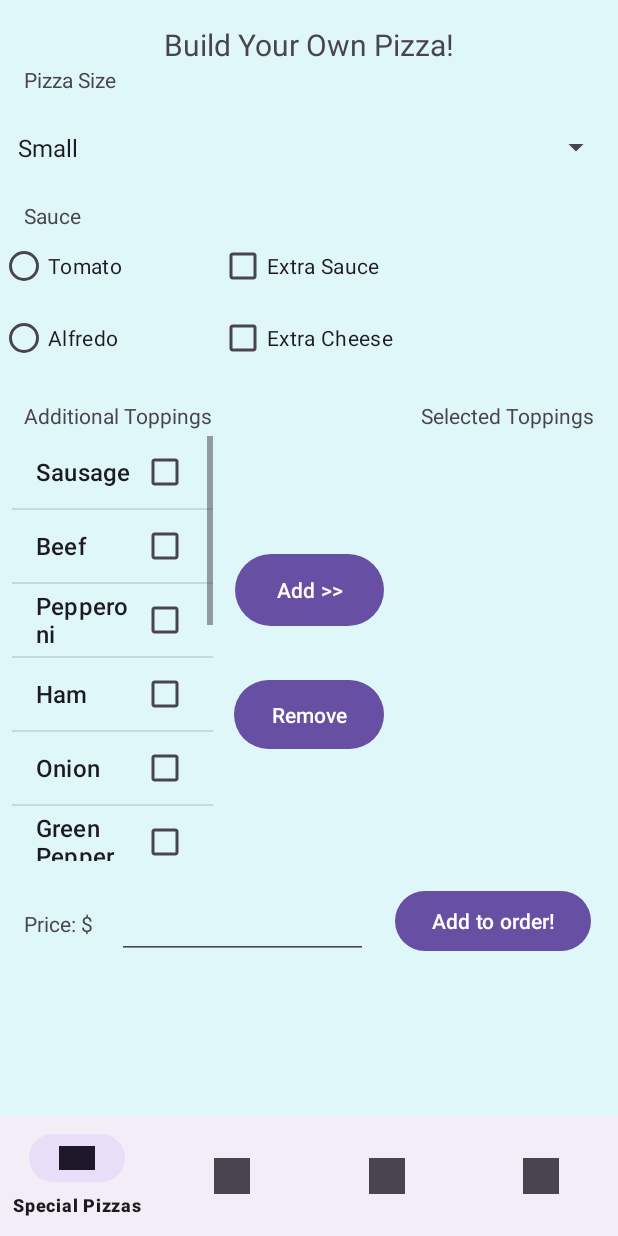
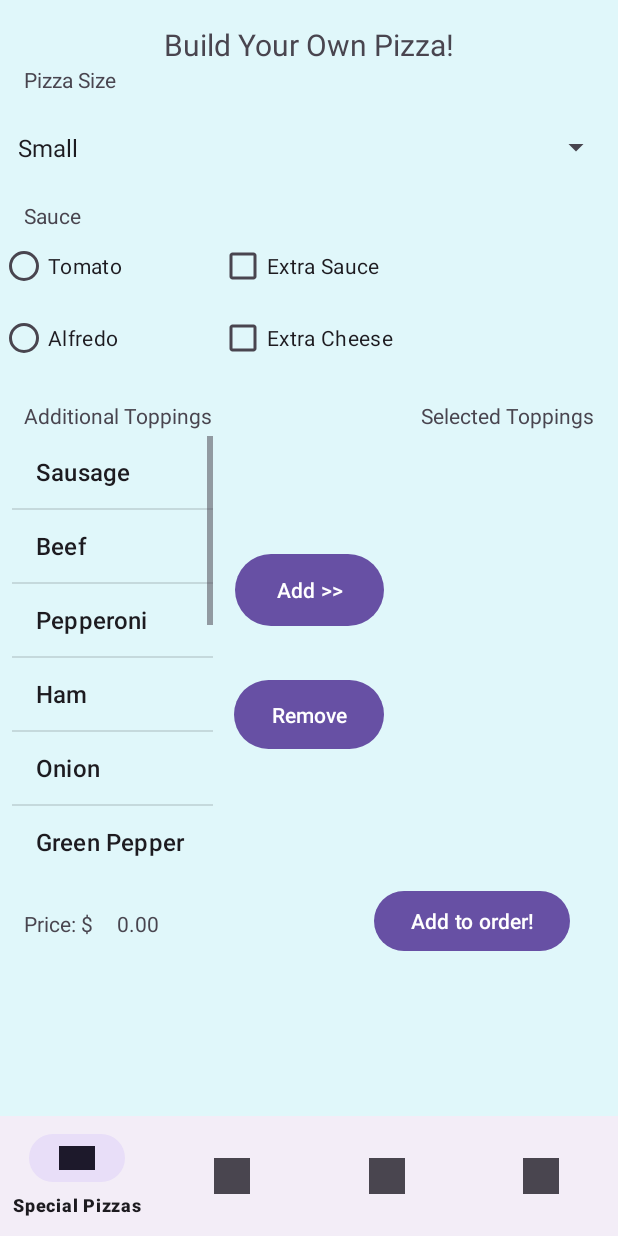
Before and after one commit to Jerlin2437/Ru-Pizzas, an Android app: the fragment fragment_byo_pizzas placed in its activity, on a phone screen of 412 x 824 dp. Run offline under Robolectric (Android 15) with nearby library versions, the phone set to English and light mode, and no system bars.

Commit message:
AAA NOT DONE

```diff
--- a/app/src/main/java/com/example/softmeth4/fragment_byo_pizzas.java
+++ b/app/src/main/java/com/example/softmeth4/fragment_byo_pizzas.java
@@ -11,6 +11,7 @@ import android.view.LayoutInflater;
 import android.view.View;
 import android.view.ViewGroup;
 import android.widget.AbsListView;
+import android.widget.AdapterView;
 import android.widget.ArrayAdapter;
 import android.widget.Button;
 import android.widget.CheckBox;
@@ -19,6 +20,7 @@ import android.widget.ListView;
 import android.widget.RadioButton;
 import android.widget.RadioGroup;
 import android.widget.Spinner;
+import android.widget.TextView;
 import android.widget.Toast;
 
 import com.example.softmeth4.businesslogic.Order;
@@ -26,7 +28,9 @@ import com.example.softmeth4.businesslogic.PizzaMaker;
 import com.example.softmeth4.enums.Topping;
 import com.example.softmeth4.pizzas.Pizza;
 
+import java.util.ArrayList;
 import java.util.Arrays;
+import java.util.Collections;
 import java.util.List;
 
 /**
@@ -40,27 +44,28 @@ public class fragment_byo_pizzas extends Fragment {
     private static final double TOPPING_PRICE = 1.49;
     private static final double MORESAUCECHEESE = 1.0;
     private Order order;
+    private Pizza pizza;
     private View view;
 
-  private CheckBox buildExtraCheese;
-  private CheckBox buildExtraSauce;
-  private EditText buildPrice;
+    private CheckBox buildExtraCheeseButton;
+    private CheckBox buildExtraSauceButton;
+    private TextView buildPrice;
     private Button addTopping;
     private Button removeTopping;
     private Button buildAddToOrder;
     private RadioGroup sauceRadioGroup;
 
     private Spinner sizeSpinner;
-  private ListView notSelectedToppings;
-  private ListView selectedToppings;
+    private ListView notSelectedToppingsList;
+    private ListView selectedToppingsList;
     private ArrayAdapter<String> spinnerAdapter;
     private ArrayAdapter<String> notSelectedToppingsAdapter;
     private ArrayAdapter<String> selectedToppingsAdapter;
     private List<String> sizeList = Arrays.asList("Small", "Medium", "Large");
     private List<String> toppingsList = Arrays.asList("Sausage", "Beef", "Pepperoni", "Ham", "Onion", "Green Pepper",
           "Mushroom", "Black Olive", "Shrimp", "Squid", "Crab Meat", "Spam", "Fish");
+    private List<String> emptyList = new ArrayList<>();
 
-    private Pizza pizza;
     private int toppingCount;
     private double additionalToppingPrice;
 
@@ -82,61 +87,72 @@ public class fragment_byo_pizzas extends Fragment {
         setupSizeSpinner();
         setupToppingsListViews();
 
-        buildExtraCheese = view.findViewById(R.id.buildExtraCheese);
-        buildExtraSauce = view.findViewById(R.id.buildExtraSauce);
+        buildExtraCheeseButton = view.findViewById(R.id.buildExtraCheese);
+        buildExtraSauceButton = view.findViewById(R.id.buildExtraSauce);
         buildPrice = view.findViewById(R.id.buildPrice);
-        addTopping = view.findViewById(R.id.addTopping);
-        removeTopping = view.findViewById(R.id.removeTopping);
         buildAddToOrder = view.findViewById(R.id.buildAddToOrder);
         sauceRadioGroup = view.findViewById(R.id.sauceRadioGroup);
 
-        addTopping.setOnClickListener(v -> {
-            addToppings();
-            pizza = pizzaParse();
-            updatePizzaPrice();
+        notSelectedToppingsList.setOnItemClickListener(new AdapterView.OnItemClickListener() {
+            @Override
+            public void onItemClick(AdapterView<?> parent, View view, int position, long id) {
+                String selectedTopping = notSelectedToppingsAdapter.getItem(position);
+                addTopping(selectedTopping);
+            }
         });
 
-        removeTopping.setOnClickListener(v -> {
-            removeToppings();
-            pizza = pizzaParse();
-            updatePizzaPrice();
+        selectedToppingsList.setOnItemClickListener(new AdapterView.OnItemClickListener() {
+            @Override
+            public void onItemClick(AdapterView<?> parent, View view, int position, long id) {
+                String selectedTopping = selectedToppingsAdapter.getItem(position);
+                removeTopping(selectedTopping);
+            }
         });
 
-        buildExtraSauce.setOnCheckedChangeListener((buttonView, isChecked) -> {
-            pizza = pizzaParse();
-            updatePizzaPrice();
-        });
+        buildExtraSauceButton.setOnCheckedChangeListener((buttonView, isChecked) -> updatePizzaPrice());
+        buildExtraCheeseButton.setOnCheckedChangeListener((buttonView, isChecked) -> updatePizzaPrice());
 
-        buildExtraCheese.setOnCheckedChangeListener((buttonView, isChecked) -> {
-            pizza = pizzaParse();
-            updatePizzaPrice();
-        });
-
-        buildAddToOrder.setOnClickListener(v -> addToOrder());
+        buildAddToOrder.setOnClickListener(new BuildAddToOrderClickListener());
 
         return view;
     }
 
     private void setupSizeSpinner(){
         sizeSpinner = view.findViewById(R.id.buildSpinner);
-        // Initialize ArrayAdapter
         spinnerAdapter = new ArrayAdapter<>(requireContext(), android.R.layout.simple_spinner_item, sizeList);
-        // Set the dropdown layout style
         spinnerAdapter.setDropDownViewResource(android.R.layout.simple_spinner_dropdown_item);
-        // Set the adapter to the Spinner
         sizeSpinner.setAdapter(spinnerAdapter);
     }
 
     private void setupToppingsListViews(){
-        notSelectedToppings = view.findViewById(R.id.notSelectedToppings);
-        notSelectedToppingsAdapter = new ArrayAdapter<>(requireContext(), android.R.layout.simple_list_item_multiple_choice, toppingsList);
-        notSelectedToppings.setAdapter(notSelectedToppingsAdapter);
-        notSelectedToppings.setChoiceMode(ListView.CHOICE_MODE_MULTIPLE);
+        notSelectedToppingsList = (ListView)view.findViewById(R.id.notSelectedToppings);
+        selectedToppingsList = (ListView) view.findViewById(R.id.selectedToppings);
 
-        selectedToppings = view.findViewById(R.id.selectedToppings);
-        selectedToppingsAdapter = new ArrayAdapter<>(requireContext(), android.R.layout.simple_list_item_1);
-        selectedToppings.setAdapter(selectedToppingsAdapter);
-        selectedToppings.setChoiceMode(ListView.CHOICE_MODE_MULTIPLE);
+        notSelectedToppingsAdapter = new ArrayAdapter<String>(requireContext(), android.R.layout.simple_list_item_1, new ArrayList<>(toppingsList));
+        notSelectedToppingsList.setAdapter(notSelectedToppingsAdapter);
+
+        selectedToppingsAdapter = new ArrayAdapter<String>(requireContext(), android.R.layout.simple_list_item_1, emptyList);
+        selectedToppingsList.setAdapter(selectedToppingsAdapter);
+    }
+
+    private void addTopping(String selectedTopping){
+        if (selectedToppingsAdapter.getCount() >= MAX_TOPPING){
+            showAlert("Too many toppings!", "You can only have a maximum of 7 toppings!");
+        } else{
+            selectedToppingsAdapter.add(selectedTopping);
+            selectedToppingsAdapter.notifyDataSetChanged();
+            notSelectedToppingsAdapter.remove(selectedTopping);
+            toppingCount++;
+            updatePizzaPrice();
+        }
+    }
+
+    private void removeTopping(String selectedTopping){
+        notSelectedToppingsAdapter.add(selectedTopping);
+        notSelectedToppingsAdapter.notifyDataSetChanged();
+        selectedToppingsAdapter.remove(selectedTopping);
+        toppingCount--;
+        updatePizzaPrice();
     }
 
     private void updatePizzaPrice() {
@@ -148,11 +164,11 @@ public class fragment_byo_pizzas extends Fragment {
                 //if more than 3 toppings, add $1.49 for each additional topping after 3
                 additionalToppingPrice = Math.max(0, toppingCount - MAX_TOPPING) * TOPPING_PRICE;
 
-                if (buildExtraSauce.isChecked()) {
+                if (buildExtraSauceButton.isChecked()) {
                     additionalToppingPrice += MORESAUCECHEESE;
                 }
 
-                if (buildExtraCheese.isChecked()) {
+                if (buildExtraCheeseButton.isChecked()) {
                     additionalToppingPrice += MORESAUCECHEESE;
                 }
 
@@ -168,12 +184,21 @@ public class fragment_byo_pizzas extends Fragment {
     }
 
     private Pizza pizzaParse() {
-        RadioButton selectedRadioButton = view.findViewById(sauceRadioGroup.getCheckedRadioButtonId());
-        String sauce = selectedRadioButton.getText().toString();
+        String pizzaType = "BYO";
+        String extraSauceCheck = "false";
+        String extraCheeseCheck = "false";
         String size = sizeSpinner.getSelectedItem().toString();
-        String pizzaType = "BYO";
+        int selectedRadioButtonId = sauceRadioGroup.getCheckedRadioButtonId();
+        RadioButton selectedRadioButton = view.findViewById(selectedRadioButtonId);
+        String selectedSauce = selectedRadioButton.getText().toString();
+        if (buildExtraSauceButton.isChecked()){
+            extraSauceCheck = "true";
+        }
+        if (buildExtraCheeseButton.isChecked()){
+            extraCheeseCheck = "true";
+        }
 
-        SparseBooleanArray checkedToppings = selectedToppings.getCheckedItemPositions();
+        SparseBooleanArray checkedToppings = selectedToppingsList.getCheckedItemPositions();
         StringBuilder allToppings = new StringBuilder();
 
         for (int i = 0; i < checkedToppings.size(); i++) {
@@ -181,59 +206,23 @@ public class fragment_byo_pizzas extends Fragment {
                 allToppings.append(notSelectedToppingsAdapter.getItem(checkedToppings.keyAt(i))).append(" ");
             }
         }
-        return PizzaMaker.createPizza(pizzaType + " " + size + " false false " + sauce + " " + allToppings.toString().trim());
+        return PizzaMaker.createPizza(pizzaType + " " + size + " " + extraSauceCheck + " " + extraCheeseCheck + " " + selectedSauce + " " + allToppings.toString().trim());
     }
 
-    private void addToppings() {
-        SparseBooleanArray checkedItems = notSelectedToppings.getCheckedItemPositions();
-
-        if (checkedItems.size() >= MAX_TOPPING) {
-            showAlert("Too many toppings!", "You can only have a max of 7 toppings!");
-        } else {
-            // Loop through checked items
-            for (int i = checkedItems.size() - 1; i >= 0; i--) {
-                int position = checkedItems.keyAt(i);
-                if (checkedItems.valueAt(i)) {
-                    String selectedTopping = notSelectedToppingsAdapter.getItem(position);
-                    // Move the topping from notSelectedToppings to selectedToppings
-                    notSelectedToppingsAdapter.remove(selectedTopping);
-                    selectedToppingsAdapter.add(selectedTopping);
-                    toppingCount++; // Update topping count
-                }
-            }
-            // Clear the checked state after moving toppings
-            notSelectedToppings.clearChoices();
-            updatePizzaPrice();
-        }
-    }
-
-    private void removeToppings() {
-        SparseBooleanArray checkedItems = selectedToppings.getCheckedItemPositions();
-
-        // Loop through checked items
-        for (int i = checkedItems.size() - 1; i >= 0; i--) {
-            int position = checkedItems.keyAt(i);
-            if (checkedItems.valueAt(i)) {
-                String selectedTopping = selectedToppingsAdapter.getItem(position);
-                // Move the topping from selectedToppings to notSelectedToppings
-                selectedToppingsAdapter.remove(selectedTopping);
-                notSelectedToppingsAdapter.add(selectedTopping);
-                toppingCount--; // Update topping count
-            }
-        }
-        // Clear the checked state after moving toppings
-        selectedToppings.clearChoices();
-        updatePizzaPrice();
+    private class BuildAddToOrderClickListener implements View.OnClickListener{
+        @Override
+        public void onClick(View v){
+            addToOrder();
         }
 
         private void addToOrder() {
             if (sizeSpinner.getSelectedItem() != null) {
                 if (toppingCount >= MIN_TOPPING) {
                     pizza = pizzaParse();
-                if (buildExtraCheese.isChecked()) {
+                    if (buildExtraCheeseButton.isChecked()) {
                         pizza.setExtraCheese(true);
                     }
-                if (buildExtraSauce.isChecked()) {
+                    if (buildExtraSauceButton.isChecked()) {
                         pizza.setExtraSauce(true);
                     }
                     order.addPizza(pizza);
@@ -269,7 +258,7 @@ public class fragment_byo_pizzas extends Fragment {
                     .setPositiveButton("OK", null)
                     .show();
         }
-
+    }
 
     private void showAlert(String title, String message) {
         AlertDialog.Builder builder = new AlertDialog.Builder(requireContext());
@@ -279,7 +268,4 @@ public class fragment_byo_pizzas extends Fragment {
                 .show();
     }
 
-
-
-
 }
--- a/app/src/main/res/layout/fragment_byo_pizzas.xml
+++ b/app/src/main/res/layout/fragment_byo_pizzas.xml
@@ -15,18 +15,17 @@
         android:layout_width="wrap_content"
         android:layout_height="wrap_content"
         android:layout_marginTop="16dp"
-        android:text="Build Your Own Pizza!"
+        android:text="@string/byo_pizza_title"
         android:textSize="20sp"
         app:layout_constraintEnd_toEndOf="parent"
         app:layout_constraintStart_toStartOf="parent"
         app:layout_constraintTop_toTopOf="parent" />
-
     <TextView
         android:id="@+id/textView2"
         android:layout_width="wrap_content"
         android:layout_height="wrap_content"
         android:layout_marginStart="16dp"
-        android:text="Pizza Size"
+        android:text="@string/byo_pizza_size"
         app:layout_constraintStart_toStartOf="parent"
         app:layout_constraintTop_toBottomOf="@+id/textView13" />
 
@@ -45,7 +44,7 @@
         android:layout_height="wrap_content"
         android:layout_marginStart="16dp"
         android:layout_marginTop="8dp"
-        android:text="Sauce"
+        android:text="@string/byo_sauce"
         app:layout_constraintStart_toStartOf="parent"
         app:layout_constraintTop_toBottomOf="@+id/buildSpinner" />
 
@@ -54,7 +53,7 @@
         android:layout_width="wrap_content"
         android:layout_height="wrap_content"
         android:layout_marginStart="16dp"
-        android:text="Extra Sauce"
+        android:text="@string/byo_extra_sauce"
         app:layout_constraintStart_toEndOf="@+id/sauceRadioGroup"
         app:layout_constraintTop_toBottomOf="@+id/textView5" />
 
@@ -64,7 +63,7 @@
         android:layout_height="wrap_content"
         android:layout_marginStart="16dp"
         android:layout_marginTop="8dp"
-        android:text="Additional Toppings"
+        android:text="@string/byo_additional_toppings"
         app:layout_constraintStart_toStartOf="parent"
         app:layout_constraintTop_toBottomOf="@+id/sauceRadioGroup" />
 
@@ -74,7 +73,7 @@
         android:layout_height="wrap_content"
         android:layout_marginStart="24dp"
         android:layout_marginTop="8dp"
-        android:text="Selected Toppings"
+        android:text="@string/byo_selected_toppings"
         app:layout_constraintEnd_toEndOf="parent"
         app:layout_constraintHorizontal_bias="0.876"
         app:layout_constraintStart_toEndOf="@+id/textView6"
@@ -104,7 +103,7 @@
         android:layout_height="56dp"
         android:layout_marginStart="12dp"
         android:layout_marginEnd="12dp"
-        android:text="Add >>"
+        android:text="@string/byo_add_toppings"
         app:layout_constraintBottom_toBottomOf="parent"
         app:layout_constraintEnd_toStartOf="@+id/selectedToppings"
         app:layout_constraintStart_toEndOf="@+id/notSelectedToppings"
@@ -118,7 +117,7 @@
         android:layout_marginStart="12dp"
         android:layout_marginTop="28dp"
         android:layout_marginEnd="12dp"
-        android:text="Remove"
+        android:text="@string/byo_remove"
         app:layout_constraintEnd_toStartOf="@+id/selectedToppings"
         app:layout_constraintStart_toEndOf="@+id/notSelectedToppings"
         app:layout_constraintTop_toBottomOf="@+id/addTopping" />
@@ -129,33 +128,18 @@
         android:layout_height="wrap_content"
         android:layout_marginStart="16dp"
         android:layout_marginTop="32dp"
-        android:text="Price: $"
+        android:text="@string/byo_price"
         app:layout_constraintStart_toStartOf="parent"
         app:layout_constraintTop_toBottomOf="@+id/notSelectedToppings" />
-
-    <EditText
-        android:id="@+id/buildPrice"
-        android:layout_width="167dp"
-        android:layout_height="49dp"
-        android:layout_marginStart="16dp"
-        android:layout_marginTop="16dp"
-        android:editable="false"
-        android:ems="10"
-        android:inputType="text"
-        app:layout_constraintStart_toEndOf="@+id/textView9"
-        app:layout_constraintTop_toBottomOf="@+id/notSelectedToppings"
-        tools:text="Price" />
 
     <Button
         android:id="@+id/buildAddToOrder"
         android:layout_width="wrap_content"
         android:layout_height="wrap_content"
-        android:layout_marginStart="32dp"
         android:layout_marginTop="16dp"
         android:layout_marginEnd="32dp"
-        android:text="Add to order!"
+        android:text="@string/byo_add_to_order"
         app:layout_constraintEnd_toEndOf="parent"
-        app:layout_constraintStart_toEndOf="@+id/buildPrice"
         app:layout_constraintTop_toBottomOf="@+id/selectedToppings" />
 
     <RadioGroup
@@ -169,13 +153,13 @@
             android:id="@+id/buildTomato"
             android:layout_width="match_parent"
             android:layout_height="wrap_content"
-            android:text="Tomato" />
+            android:text="@string/byo_tomato"/>
 
         <RadioButton
             android:id="@+id/buildAlfredo"
             android:layout_width="match_parent"
             android:layout_height="wrap_content"
-            android:text="Alfredo" />
+            android:text="@string/byo_alfredo"/>
     </RadioGroup>
 
     <CheckBox
@@ -183,8 +167,18 @@
         android:layout_width="wrap_content"
         android:layout_height="wrap_content"
         android:layout_marginStart="16dp"
-        android:text="Extra Cheese"
+        android:text="@string/byo_extra_cheese"
         app:layout_constraintStart_toEndOf="@+id/sauceRadioGroup"
         app:layout_constraintTop_toBottomOf="@+id/buildExtraSauce" />
 
+    <TextView
+        android:id="@+id/buildPrice"
+        android:layout_width="wrap_content"
+        android:layout_height="wrap_content"
+        android:layout_marginStart="16dp"
+        android:layout_marginTop="32dp"
+        android:text="0.00"
+        app:layout_constraintStart_toEndOf="@+id/textView9"
+        app:layout_constraintTop_toBottomOf="@+id/notSelectedToppings" />
+
 </androidx.constraintlayout.widget.ConstraintLayout>
--- a/app/src/main/res/values/strings.xml
+++ b/app/src/main/res/values/strings.xml
@@ -7,4 +7,19 @@
     <string name="button_store_orders">Lets Make Some Pizzas</string>
     <!-- TODO: Remove or change this placeholder text -->
     <string name="hello_blank_fragment">Hello blank fragment</string>
+
+    <string name="byo_pizza_title">Build Your Own Pizza!</string>
+    <string name="byo_pizza_size">Pizza Size</string>
+    <string name="byo_sauce">Sauce</string>
+    <string name="byo_extra_sauce">Extra Sauce</string>
+    <string name="byo_additional_toppings">Additional Toppings</string>
+    <string name="byo_selected_toppings">Selected Toppings</string>
+    <string name="byo_add_toppings">Add >></string>
+    <string name="byo_remove">Remove</string>
+    <string name="byo_price">Price: $</string>
+    <string name="byo_add_to_order">Add to order!</string>
+    <string name="byo_tomato">Tomato</string>
+    <string name="byo_alfredo">Alfredo</string>
+    <string name="byo_extra_cheese">Extra Cheese</string>
+
 </resources>
```
Lines whose indentation alone changed are shown as unchanged.
